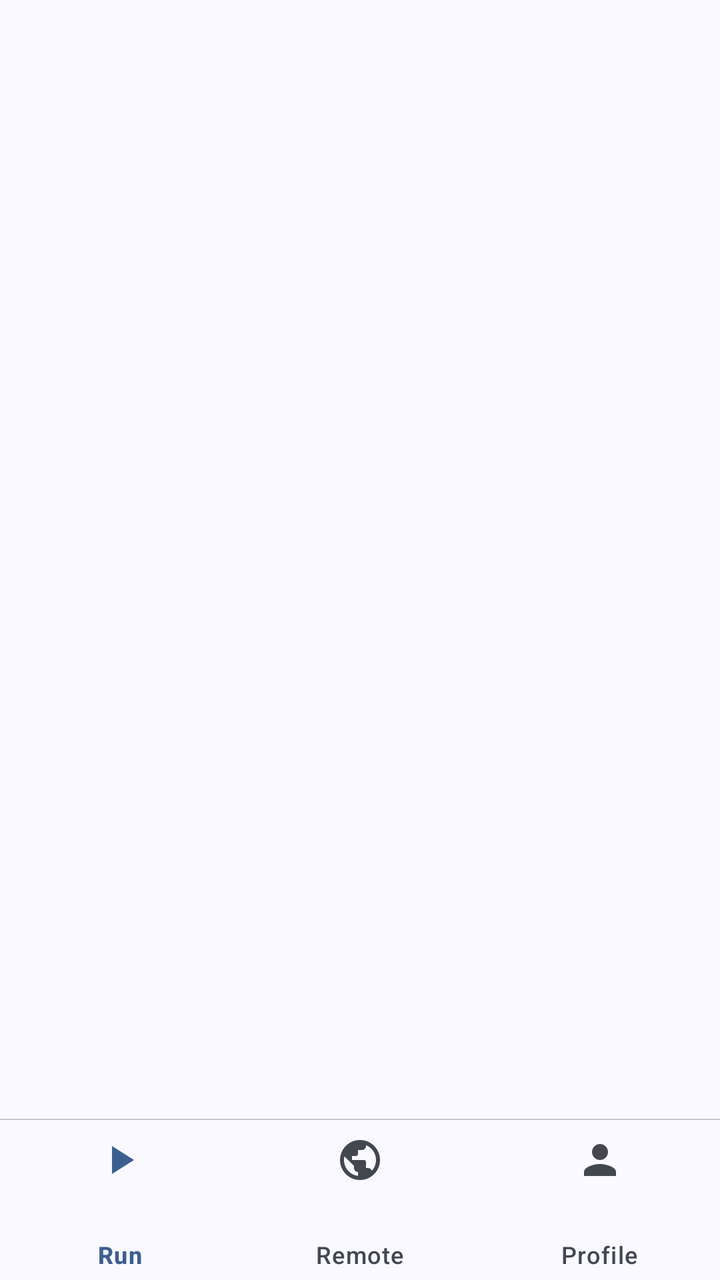
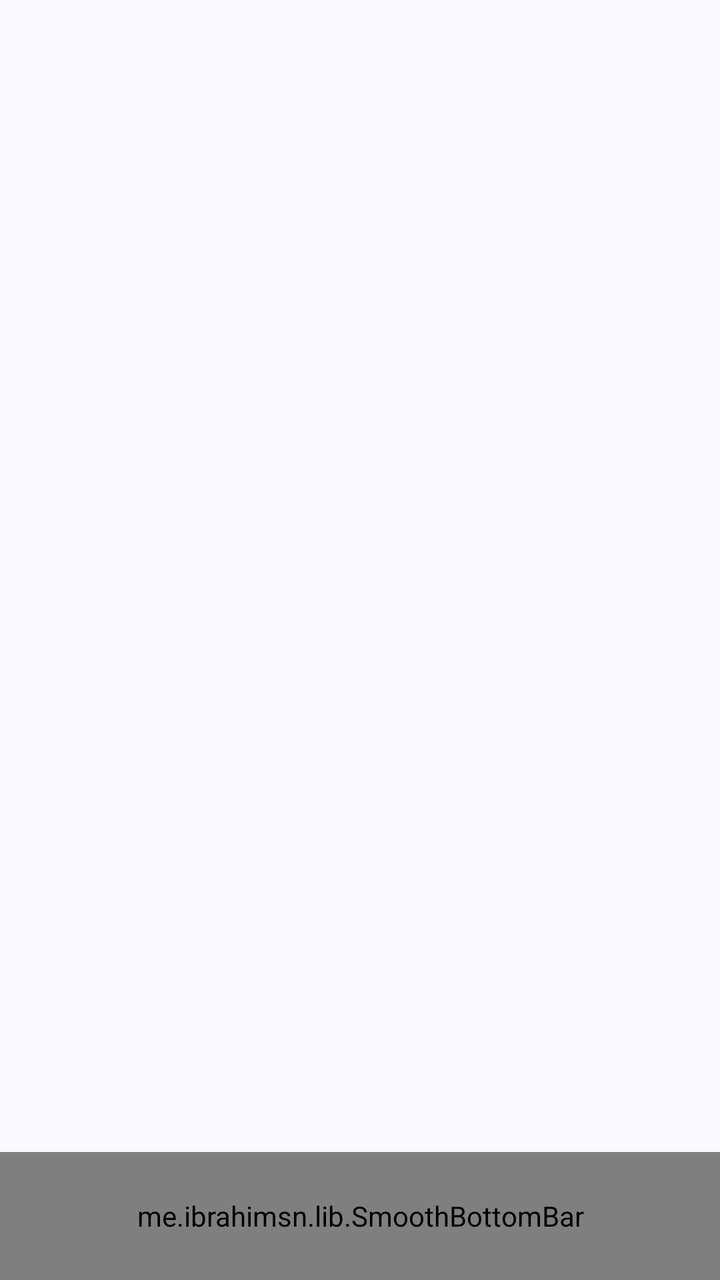

Before-and-after screenshots of an Android layout around one commit, followed by the original layout XML and the change that was made.
<!-- AndroidManifest.xml: application theme Theme.MyApp -->
<!-- res/layout/activity_main.xml -->
<?xml version="1.0" encoding="utf-8"?>
<androidx.constraintlayout.widget.ConstraintLayout xmlns:android="http://schemas.android.com/apk/res/android"
    xmlns:app="http://schemas.android.com/apk/res-auto"
    android:layout_width="match_parent"
    android:layout_height="match_parent"
    android:background="?attr/colorSurface">

    <androidx.viewpager2.widget.ViewPager2
        android:id="@+id/viewpager"
        android:layout_width="0dp"
        android:layout_height="0dp"
        app:layout_constraintBottom_toTopOf="@id/bottom_nav"
        app:layout_constraintEnd_toEndOf="parent"
        app:layout_constraintStart_toStartOf="parent"
        app:layout_constraintTop_toTopOf="parent" />

    <View
        android:id="@+id/divider"
        android:layout_width="0dp"
        android:layout_height="0.5dp"
        android:background="?attr/colorOutlineVariant"
        app:layout_constraintBottom_toTopOf="@id/bottom_nav"
        app:layout_constraintEnd_toEndOf="parent"
        app:layout_constraintStart_toStartOf="parent" />

    <com.google.android.material.bottomnavigation.BottomNavigationView
        android:id="@+id/bottom_nav"
        android:layout_width="0dp"
        android:layout_height="wrap_content"
        android:background="?attr/colorSurface"
        app:itemActiveIndicatorStyle="@style/MyActiveIndicator"
        app:elevation="0dp"
        app:itemIconTint="@drawable/nav_color"
        app:itemTextColor="@drawable/nav_color"
        app:itemPaddingTop="8dp"
        app:itemPaddingBottom="8dp"
        app:labelVisibilityMode="labeled"
        app:menu="@menu/bottom_nav"
        app:layout_constraintBottom_toBottomOf="parent"
        app:layout_constraintEnd_toEndOf="parent"
        app:layout_constraintStart_toStartOf="parent" />

</androidx.constraintlayout.widget.ConstraintLayout>
<!-- resources referenced by this layout -->
<resources>
  <!-- drawable nav_color (drawable) -->
  <?xml version="1.0" encoding="utf-8"?>
  <selector xmlns:android="http://schemas.android.com/apk/res/android">
      <item android:color="?attr/colorPrimary" android:state_checked="true" />
      <item android:color="?attr/colorOnSurfaceVariant" />
  </selector>
  <style name="MyActiveIndicator">
          <item name="android:color">#1A3d5f90</item>
          <item name="shapeAppearance">@style/ShapeAppearance.Material3.Corner.Full</item>
      </style>
  <style name="Theme.MyApp" parent="Theme.Material3.Light.NoActionBar">
          <item name="colorPrimary">@color/light_primary</item>
          <item name="colorOnPrimary">@color/light_onPrimary</item>
          <item name="colorPrimaryContainer">@color/light_primaryContainer</item>
          <item name="colorOnPrimaryContainer">@color/light_onPrimaryContainer</item>
          <item name="colorSecondary">@color/light_secondary</item>
          <item name="colorOnSecondary">@color/light_onSecondary</item>
          <item name="colorSecondaryContainer">@color/light_secondaryContainer</item>
          <item name="colorOnSecondaryContainer">@color/light_onSecondaryContainer</item>
          <item name="colorTertiary">@color/light_tertiary</item>
          <item name="colorOnTertiary">@color/light_onTertiary</item>
          <item name="colorTertiaryContainer">@color/light_tertiaryContainer</item>
          <item name="colorOnTertiaryContainer">@color/light_onTertiaryContainer</item>
          <item name="colorError">@color/light_error</item>
          <item name="colorOnError">@color/light_onError</item>
          <item name="colorErrorContainer">@color/light_errorContainer</item>
          <item name="colorOnErrorContainer">@color/light_onErrorContainer</item>
          <item name="colorSurface">@color/light_surface</item>
          <item name="colorOnSurface">@color/light_onSurface</item>
          <item name="colorSurfaceVariant">@color/light_surfaceVariant</item>
          <item name="colorOnSurfaceVariant">@color/light_onSurfaceVariant</item>
          <item name="colorOutline">@color/light_outline</item>
          <item name="colorOutlineVariant">@color/light_outlineVariant</item>
          <item name="colorOnBackground">@color/light_onBackground</item>
          <item name="android:statusBarColor">@android:color/transparent</item>
          <item name="android:navigationBarColor">@android:color/transparent</item>
          <item name="android:windowBackground">@color/light_background</item>
          <item name="bottomNavigationStyle">@style/Widget.MyApp.BottomNavigationView</item>
      </style>
  <color name="light_primary">#3d5f90</color>
  <color name="light_onPrimary">#ffffff</color>
  <color name="light_primaryContainer">#d5e3ff</color>
  <color name="light_onPrimaryContainer">#234776</color>
  <color name="light_secondary">#555f71</color>
  <color name="light_onSecondary">#ffffff</color>
  <color name="light_secondaryContainer">#d9e3f8</color>
  <color name="light_tertiary">#6e5676</color>
  <color name="light_onTertiary">#ffffff</color>
  <color name="light_tertiaryContainer">#f7d8ff</color>
  <color name="light_onTertiaryContainer">#553f5d</color>
  <color name="light_error">#ba1a1a</color>
  <color name="light_onError">#ffffff</color>
  <color name="light_errorContainer">#ffdad6</color>
  <color name="light_onErrorContainer">#93000a</color>
  <color name="light_surface">#f9f9ff</color>
  <color name="light_onSurface">#191c20</color>
  <color name="light_surfaceVariant">#e0e2ec</color>
  <color name="light_onSurfaceVariant">#43474e</color>
  <color name="light_outline">#74777f</color>
  <color name="light_outlineVariant">#c4c6cf</color>
  <color name="light_onBackground">#191c20</color>
  <color name="light_background">#f9f9ff</color>
  <style name="Widget.MyApp.BottomNavigationView" parent="Widget.Material3.BottomNavigationView">
          <item name="itemActiveIndicatorStyle">@style/MyActiveIndicator</item>
          <item name="itemRippleColor">@color/ripple_selector</item>
      </style>
  <!-- unchanged entries left out for length: 1 -->
</resources>

<!-- the commit's change to res/layout/activity_main.xml (unified diff, before → after) -->
@@ -9,33 +9,24 @@
         android:id="@+id/viewpager"
         android:layout_width="0dp"
         android:layout_height="0dp"
-        app:layout_constraintBottom_toTopOf="@id/bottom_nav"
+        app:layout_constraintBottom_toTopOf="@id/bottom_bar"
         app:layout_constraintEnd_toEndOf="parent"
         app:layout_constraintStart_toStartOf="parent"
         app:layout_constraintTop_toTopOf="parent" />
 
-    <View
-        android:id="@+id/divider"
-        android:layout_width="0dp"
-        android:layout_height="0.5dp"
-        android:background="?attr/colorOutlineVariant"
-        app:layout_constraintBottom_toTopOf="@id/bottom_nav"
-        app:layout_constraintEnd_toEndOf="parent"
-        app:layout_constraintStart_toStartOf="parent" />
-
-    <com.google.android.material.bottomnavigation.BottomNavigationView
-        android:id="@+id/bottom_nav"
-        android:layout_width="0dp"
-        android:layout_height="wrap_content"
-        android:background="?attr/colorSurface"
-        app:itemActiveIndicatorStyle="@style/MyActiveIndicator"
-        app:elevation="0dp"
-        app:itemIconTint="@drawable/nav_color"
-        app:itemTextColor="@drawable/nav_color"
-        app:itemPaddingTop="8dp"
-        app:itemPaddingBottom="8dp"
-        app:labelVisibilityMode="labeled"
+    <me.ibrahimsn.lib.SmoothBottomBar
+        android:id="@+id/bottom_bar"
+        android:layout_width="match_parent"
+        android:layout_height="64dp"
+        app:backgroundColor="?attr/colorSurface"
+        app:indicatorColor="?attr/colorPrimary"
+        app:iconTint="?attr/colorOnSurfaceVariant"
+        app:iconTintActive="?attr/colorPrimary"
+        app:textColor="?attr/colorOnSurfaceVariant"
         app:menu="@menu/bottom_nav"
+        app:sideMargins="0dp"
+        app:itemPadding="0dp"
+        app:cornerRadius="0dp"
         app:layout_constraintBottom_toBottomOf="parent"
         app:layout_constraintEnd_toEndOf="parent"
         app:layout_constraintStart_toStartOf="parent" />
<!-- resource entries referenced after the edit -->
@@ -1,15 +1,5 @@
 <!-- resources referenced by this layout -->
 <resources>
-  <!-- drawable nav_color (drawable) -->
-  <?xml version="1.0" encoding="utf-8"?>
-  <selector xmlns:android="http://schemas.android.com/apk/res/android">
-      <item android:color="?attr/colorPrimary" android:state_checked="true" />
-      <item android:color="?attr/colorOnSurfaceVariant" />
-  </selector>
-  <style name="MyActiveIndicator">
-          <item name="android:color">#1A3d5f90</item>
-          <item name="shapeAppearance">@style/ShapeAppearance.Material3.Corner.Full</item>
-      </style>
   <style name="Theme.MyApp" parent="Theme.Material3.Light.NoActionBar">
           <item name="colorPrimary">@color/light_primary</item>
           <item name="colorOnPrimary">@color/light_onPrimary</item>
@@ -37,7 +27,6 @@
           <item name="android:statusBarColor">@android:color/transparent</item>
           <item name="android:navigationBarColor">@android:color/transparent</item>
           <item name="android:windowBackground">@color/light_background</item>
-          <item name="bottomNavigationStyle">@style/Widget.MyApp.BottomNavigationView</item>
       </style>
   <color name="light_primary">#3d5f90</color>
   <color name="light_onPrimary">#ffffff</color>
@@ -62,10 +51,6 @@
   <color name="light_outlineVariant">#c4c6cf</color>
   <color name="light_onBackground">#191c20</color>
   <color name="light_background">#f9f9ff</color>
-  <style name="Widget.MyApp.BottomNavigationView" parent="Widget.Material3.BottomNavigationView">
-          <item name="itemActiveIndicatorStyle">@style/MyActiveIndicator</item>
-          <item name="itemRippleColor">@color/ripple_selector</item>
-      </style>
   <!-- unchanged entries left out for length: 1 -->
 </resources>
 
